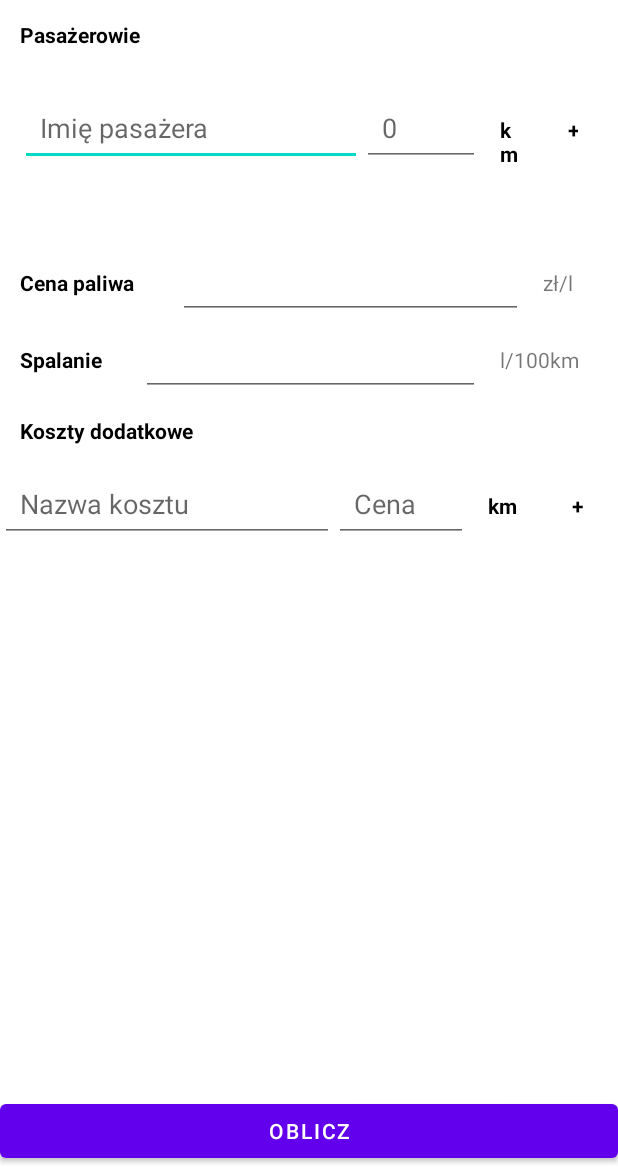
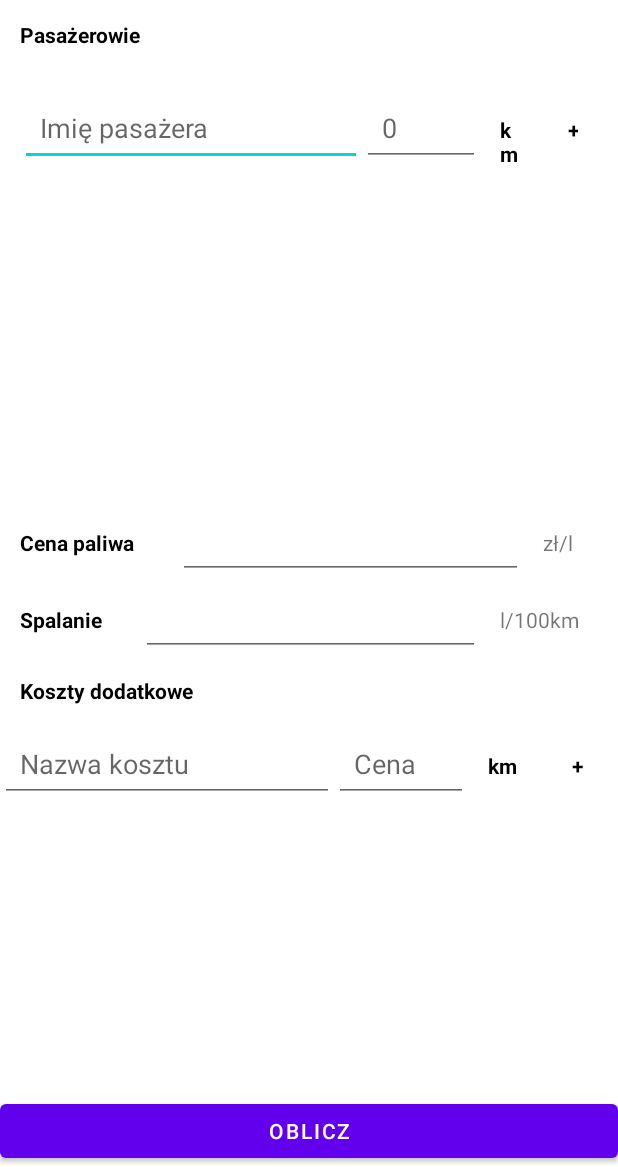
Before and after one commit to Bodzioss/TripCostCalculatorKotlin, an Android app: the screen it shows after launch (MainActivity), on a phone screen of 412 x 824 dp, the part 69-1236 px from its top. Run offline under Robolectric (Android 15) with nearby library versions, the phone set to English and light mode, and no system bars.

Commit message:
Dodanie nowego w widoku z przekazaniem pojedynczych danych

```diff
--- a/app/src/main/java/com/example/tripcostcalculator_kotlin/ResultActivity.kt
+++ b/app/src/main/java/com/example/tripcostcalculator_kotlin/ResultActivity.kt
@@ -10,9 +10,12 @@ class ResultActivity : AppCompatActivity() {
         super.onCreate(savedInstanceState)
         setContentView(R.layout.activity_result)
 
+
+        sumFuelCostLabel.text = intent.getStringExtra("sumFuelCost")
         btnOpenMainView.setOnClickListener{
             val intent = Intent(this,MainActivity::class.java)
             startActivity(intent)
         }
+
     }
 }
--- a/app/src/main/res/layout/activity_main.xml
+++ b/app/src/main/res/layout/activity_main.xml
@@ -32,7 +32,9 @@
     <LinearLayout
         android:layout_width="match_parent"
         android:layout_height="0dp"
+        android:isScrollContainer="false"
         android:orientation="vertical"
+        android:overScrollMode="always"
         app:layout_constraintEnd_toEndOf="parent"
         app:layout_constraintStart_toStartOf="parent"
         app:layout_constraintTop_toBottomOf="@+id/linearLayout">
@@ -55,6 +57,11 @@
             <LinearLayout
                 android:layout_width="match_parent"
                 android:layout_height="match_parent"
+                android:orientation="vertical">
+
+                <LinearLayout
+                    android:layout_width="match_parent"
+                    android:layout_height="wrap_content"
                     android:orientation="horizontal"
                     android:padding="20px">
 
@@ -100,13 +107,21 @@
                         android:text="+"
                         android:textColor="#000000"
                         android:textStyle="bold" />
+
                 </LinearLayout>
 
                 <androidx.recyclerview.widget.RecyclerView
                     android:id="@+id/passengerItems"
                     android:layout_width="match_parent"
-                android:layout_height="wrap_content"
-                android:padding="20px" />
+                    android:layout_height="200dp"
+                    android:isScrollContainer="false"
+                    android:nestedScrollingEnabled="false"
+                    android:paddingLeft="20px"
+                    android:paddingRight="20px"
+                    android:scrollbarAlwaysDrawHorizontalTrack="false"
+                    android:scrollbarAlwaysDrawVerticalTrack="false" />
+            </LinearLayout>
+
         </LinearLayout>
 
         <LinearLayout
@@ -126,16 +141,17 @@
                 android:textStyle="bold" />
 
             <EditText
-                android:id="@+id/editTextNumberDecimal"
+                android:id="@+id/fuelCostInput"
                 android:layout_width="wrap_content"
                 android:layout_height="wrap_content"
                 android:layout_weight="1"
                 android:ems="10"
                 android:inputType="numberDecimal"
-                android:padding="20px" />
+                android:padding="20px"
+                android:textColor="#000000" />
 
             <TextView
-                android:id="@+id/textView11"
+                android:id="@+id/fuelCostUnit"
                 android:layout_width="wrap_content"
                 android:layout_height="wrap_content"
                 android:layout_weight="1"
@@ -161,16 +177,17 @@
                 android:textStyle="bold" />
 
             <EditText
-                android:id="@+id/editTextNumberDecimal2"
+                android:id="@+id/combustionInput"
                 android:layout_width="wrap_content"
                 android:layout_height="wrap_content"
                 android:layout_weight="1"
                 android:ems="10"
                 android:inputType="numberDecimal"
-                android:padding="20px" />
+                android:padding="20px"
+                android:textColor="#000000" />
 
             <TextView
-                android:id="@+id/textView10"
+                android:id="@+id/combustionUnit"
                 android:layout_width="wrap_content"
                 android:layout_height="wrap_content"
                 android:layout_weight="1"
@@ -245,7 +262,7 @@
             <androidx.recyclerview.widget.RecyclerView
                 android:id="@+id/additionalCostItems"
                 android:layout_width="match_parent"
-                android:layout_height="match_parent"
+                android:layout_height="wrap_content"
                 android:padding="20px" />
         </LinearLayout>
 
@@ -256,7 +273,9 @@
         android:layout_width="match_parent"
         android:layout_height="wrap_content"
         android:orientation="vertical"
-        app:layout_constraintBottom_toBottomOf="parent">
+        app:layout_constraintBottom_toBottomOf="parent"
+        app:layout_constraintEnd_toEndOf="parent"
+        app:layout_constraintStart_toStartOf="parent">
 
         <Button
             android:id="@+id/btnOpenMainView"
--- a/app/src/main/res/layout/activity_result.xml
+++ b/app/src/main/res/layout/activity_result.xml
@@ -88,7 +88,7 @@
                     android:text="Koszty paliwa" />
 
                 <TextView
-                    android:id="@+id/textView4"
+                    android:id="@+id/sumFuelCostLabel"
                     android:layout_width="wrap_content"
                     android:layout_height="wrap_content"
                     android:layout_marginRight="50px"
```
Also changed, not shown: app/src/main/java/com/example/tripcostcalculator_kotlin/AdditionalCostAdapter.kt (+8 -0 lines), app/src/main/java/com/example/tripcostcalculator_kotlin/MainActivity.kt (+9 -1 lines), app/src/main/java/com/example/tripcostcalculator_kotlin/PassengerAdapter.kt (+14 -8 lines), app/src/main/res/layout/passenger_item.xml (+6 -6 lines). Lines whose indentation alone changed are shown as unchanged.
